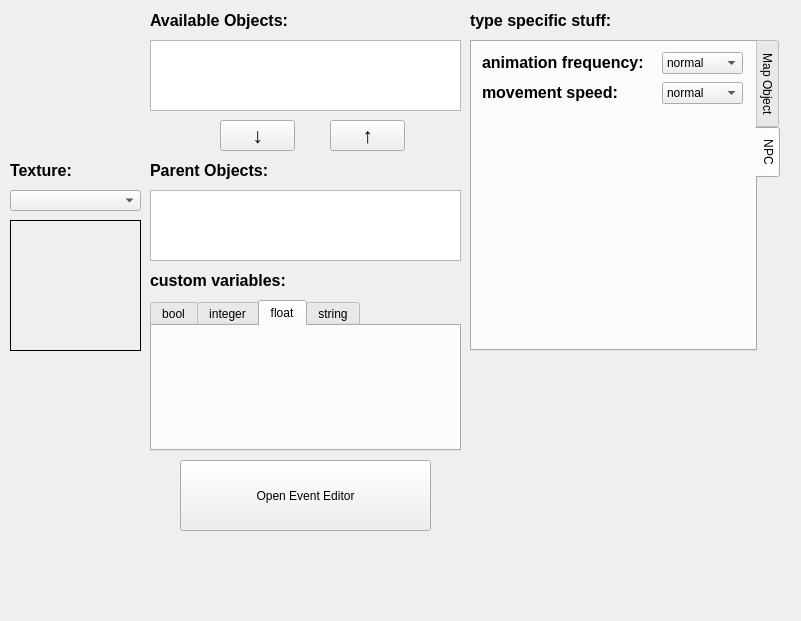
Before: the Qt Designer form MapEditor/UI/ObjectDatabase.ui in seem-sky/Simple2D-Engine, drawn with Qt 5.
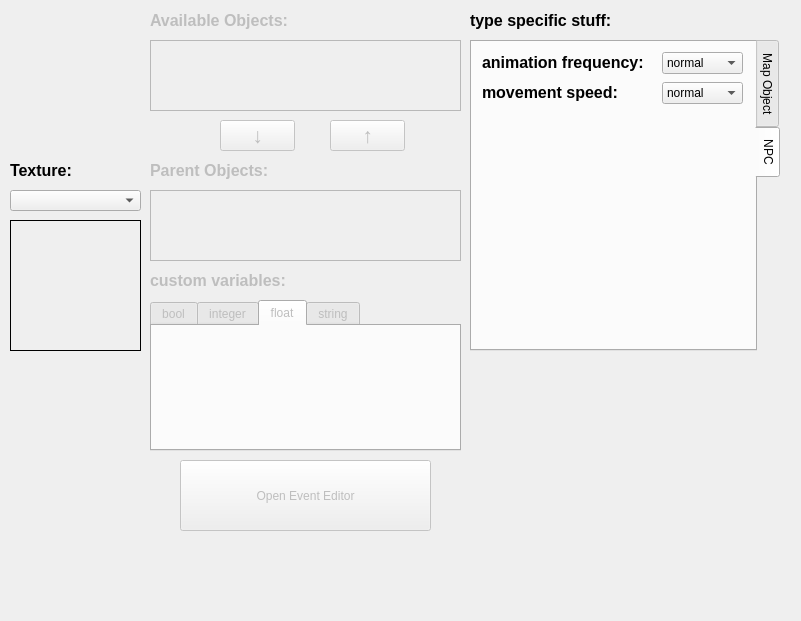
After: the same form once the commit is applied. Custom widgets are drawn as their Qt base class.

```diff
--- a/MapEditor/UI/ObjectDatabase.ui
+++ b/MapEditor/UI/ObjectDatabase.ui
@@ -39,6 +39,9 @@
    </property>
   </widget>
   <widget class="QLabel" name="label_16">
+   <property name="enabled">
+    <bool>false</bool>
+   </property>
    <property name="geometry">
     <rect>
      <x>150</x>
@@ -260,6 +263,9 @@
    </widget>
   </widget>
   <widget class="QPushButton" name="m_pEventEditorButton">
+   <property name="enabled">
+    <bool>false</bool>
+   </property>
    <property name="geometry">
     <rect>
      <x>180</x>
@@ -273,6 +279,9 @@
    </property>
   </widget>
   <widget class="QTabWidget" name="m_pCustomVariables">
+   <property name="enabled">
+    <bool>false</bool>
+   </property>
    <property name="geometry">
     <rect>
      <x>150</x>
@@ -306,6 +315,9 @@
    </widget>
   </widget>
   <widget class="QLabel" name="label_20">
+   <property name="enabled">
+    <bool>false</bool>
+   </property>
    <property name="geometry">
     <rect>
      <x>150</x>
@@ -326,6 +338,9 @@
    </property>
   </widget>
   <widget class="QLabel" name="label_21">
+   <property name="enabled">
+    <bool>false</bool>
+   </property>
    <property name="geometry">
     <rect>
      <x>150</x>
@@ -346,6 +361,9 @@
    </property>
   </widget>
   <widget class="QPushButton" name="m_pParentRemoveButton">
+   <property name="enabled">
+    <bool>false</bool>
+   </property>
    <property name="geometry">
     <rect>
      <x>330</x>
@@ -366,6 +384,9 @@
    </property>
   </widget>
   <widget class="QPushButton" name="m_pParentAddButton">
+   <property name="enabled">
+    <bool>false</bool>
+   </property>
    <property name="geometry">
     <rect>
      <x>220</x>
@@ -387,6 +408,9 @@
    </property>
   </widget>
   <widget class="QListWidget" name="m_pObjectList">
+   <property name="enabled">
+    <bool>false</bool>
+   </property>
    <property name="geometry">
     <rect>
      <x>150</x>
@@ -397,6 +421,9 @@
    </property>
   </widget>
   <widget class="QListWidget" name="m_pParentList">
+   <property name="enabled">
+    <bool>false</bool>
+   </property>
    <property name="geometry">
     <rect>
      <x>150</x>
```
